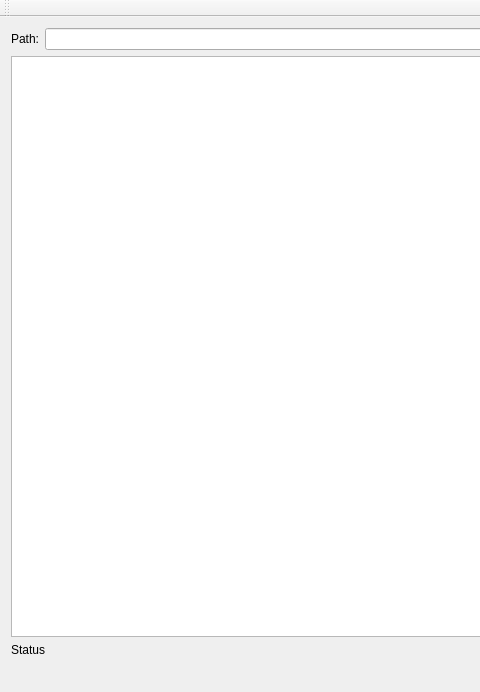
The window that mainwindow.ui (Laymalay/FileMonitor) describes before a commit, drawn with Qt 5; both pictures show x 0 to 480 and y 0 to 692 of the 943 by 692 pixel window.
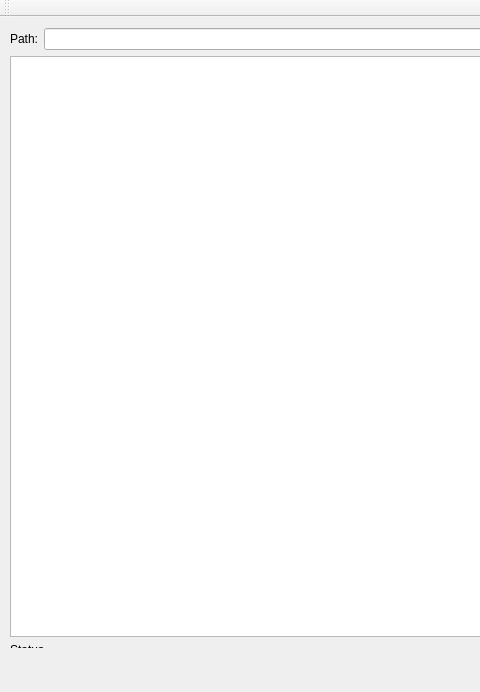
The same window after the commit.

Patch:
```diff
--- a/mainwindow.ui
+++ b/mainwindow.ui
@@ -14,6 +14,25 @@
    <string>MainWindow</string>
   </property>
   <widget class="QWidget" name="centralWidget">
+   <property name="enabled">
+    <bool>true</bool>
+   </property>
+   <property name="maximumSize">
+    <size>
+     <width>943</width>
+     <height>631</height>
+    </size>
+   </property>
+   <property name="autoFillBackground">
+    <bool>true</bool>
+   </property>
+   <property name="styleSheet">
+    <string notr="true">font: 57 11pt &quot;Ubuntu&quot;;
+qradialgradient (spread:repeat, cx:0.5, cy:0.5, radius:0.077, fx:0.5, fy:0.5, stop:0 rgba(0, 169, 255, 147), stop:0.497326 rgba(0, 0, 0, 147), stop:1 rgba(0, 169, 255, 147));
+
+
+</string>
+   </property>
    <widget class="QWidget" name="horizontalLayoutWidget">
     <property name="geometry">
      <rect>
@@ -24,6 +43,9 @@
      </rect>
     </property>
     <layout class="QHBoxLayout" name="horizontalLayout_2">
+     <property name="leftMargin">
+      <number>10</number>
+     </property>
      <item>
       <layout class="QVBoxLayout" name="verticalLayout">
        <item>
@@ -48,7 +70,11 @@
         </layout>
        </item>
        <item>
-        <widget class="QTreeView" name="DirTreeView"/>
+        <widget class="QTreeView" name="DirTreeView">
+         <property name="enabled">
+          <bool>true</bool>
+         </property>
+        </widget>
        </item>
        <item>
         <widget class="QLabel" name="lblStatus">
```
